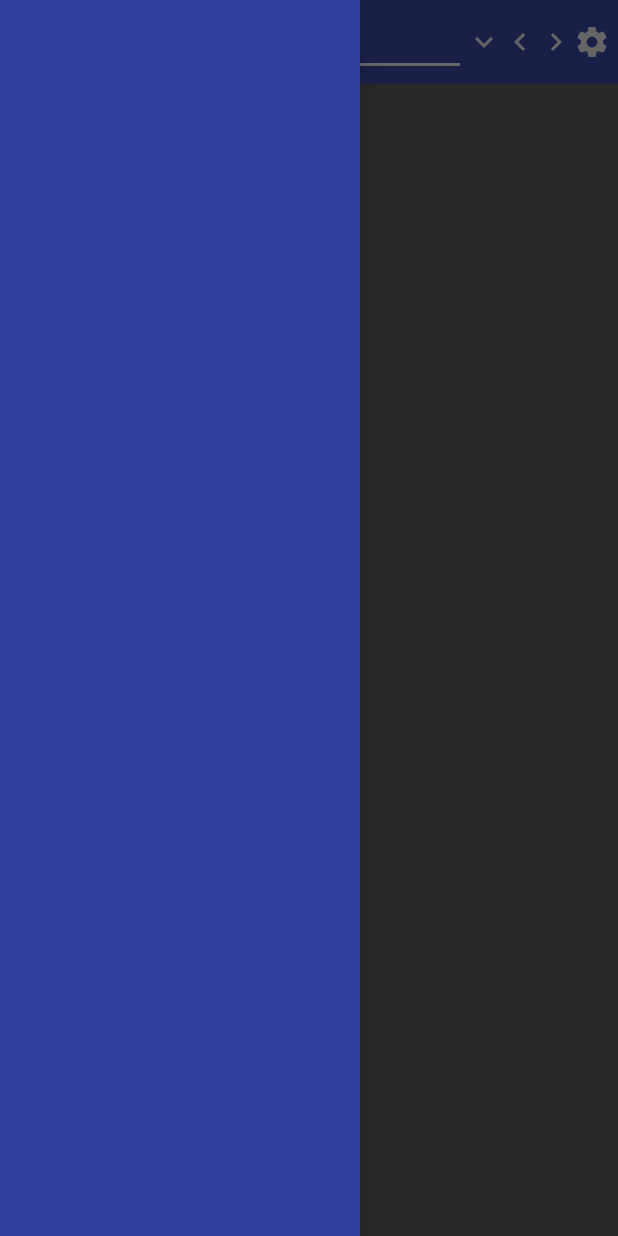
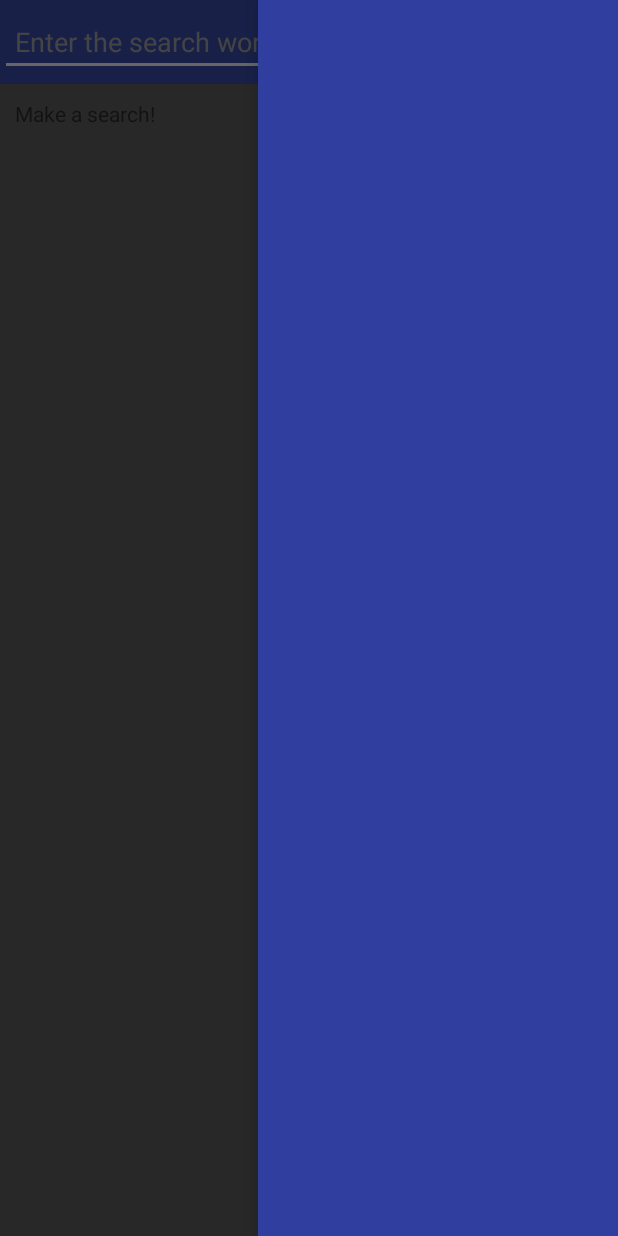
Before and after one commit to RollerBlade/rueo, an Android app: the screen it shows after launch (MainActivity), with the side drawer open, on a phone screen of 412 x 824 dp. Run offline under Robolectric (Android 15) with nearby library versions, the phone set to English and light mode, and no system bars.

Commit message:
IMPLEMENTED: history right drawer

```diff
--- a/app/src/main/java/com/example/android/rueo/MainActivity.java
+++ b/app/src/main/java/com/example/android/rueo/MainActivity.java
@@ -14,12 +14,14 @@ import android.util.Log;
 import android.view.KeyEvent;
 import android.view.MotionEvent;
 import android.view.View;
+import android.widget.AdapterView;
 import android.widget.ArrayAdapter;
 import android.widget.EditText;
 import android.widget.ImageView;
 import android.widget.LinearLayout;
 import android.widget.ListView;
 import android.widget.ProgressBar;
+import android.widget.ScrollView;
 import android.widget.TextView;
 import java.io.IOException;
 import java.net.URL;
@@ -38,6 +40,8 @@ public class MainActivity extends AppCompatActivity
         LinearLayout outputField;
     //кнопки управления справа от серчбара
         ImageView leftBtn, rightBtn, downBtn, settingsBtn;
+    //для истории в правом дровере
+        ArrayAdapter<String> historyAdapter;
     ProgressBar loadingIndicator;
     httpRetrieveTask hrt = null;
     ajaxRetrieveTask art = null;
@@ -46,8 +50,9 @@ public class MainActivity extends AppCompatActivity
     boolean curWordShouldBeErased = false;
     Stack searchBarStack = new Stack();
 
+
     private DrawerLayout mDrawerLayout;
-    private ListView mDrawerList;
+    private ListView leftDrawer, rightDrawer;
 
 
     View.OnKeyListener enterDetector = new View.OnKeyListener()
@@ -60,6 +65,7 @@ public class MainActivity extends AppCompatActivity
             {
                 startHttpRetrieveTask(curWord.getText().toString());
                 searchBarStack.push(curWord.getText().toString());
+                listInflator(rightDrawer, searchBarStack.getStringArray());
             }
             return false;
         }
@@ -113,23 +119,6 @@ public class MainActivity extends AppCompatActivity
             }
             curWordStr = curWord.getText().toString();
         }
-    };
-    View.OnClickListener ajaxSuggestionClicked = new View.OnClickListener()
-    {
-        @Override
-        public void onClick(View v)
-        {
-            TextView cur = (TextView) v;
-            searchBarEditDetectorEnabled = false;
-            curWord.setText(cur.getText());
-            curWord.setSelection(curWord.getText().length());
-            searchBarEditDetectorEnabled = true;
-            startHttpRetrieveTask(curWord.getText().toString());
-            searchBarStack.push(curWord.getText().toString());
-
-
-        }
-        public void test (){}
     };
     TextView.OnTouchListener CurWordOnclickFlagDisabler = new TextView.OnTouchListener()
     {
@@ -211,12 +200,35 @@ public class MainActivity extends AppCompatActivity
         }
         private void test (){}
     };
+    ListView.OnItemClickListener suggestionClicked = new ListView.OnItemClickListener()
+    {
+        @Override
+        public void onItemClick(AdapterView<?> parent, View view, int position, long id)
+        {
+            TextView cur = (TextView) view;
+            searchBarEditDetectorEnabled = false;
+            curWord.setText(cur.getText());
+            curWord.setSelection(curWord.getText().length());
+            searchBarEditDetectorEnabled = true;
+            startHttpRetrieveTask(curWord.getText().toString());
+            searchBarStack.push(curWord.getText().toString());
+            listInflator(rightDrawer, searchBarStack.getStringArray());
+        }
+        public void test (){}
+    };
+
 
 
     public boolean isCurWordShouldBeErased(boolean flag)
     {
         curWordShouldBeErased = flag;
         return curWordShouldBeErased;
+    }
+
+    private void listInflator (ListView myList, String[] array)
+    {
+        historyAdapter.clear();
+        historyAdapter.addAll(searchBarStack.getListArray());
     }
 
     protected void onCreate(Bundle savedInstanceState)
@@ -242,10 +254,13 @@ public class MainActivity extends AppCompatActivity
             downBtn.setOnTouchListener(buttonOnClickImgSwapper);
             settingsBtn.setOnTouchListener(buttonOnClickImgSwapper);
         mDrawerLayout = (DrawerLayout) findViewById(R.id.drawer_layout);
-        mDrawerList = (ListView) findViewById(R.id.left_drawer);
+        leftDrawer = (ListView) findViewById(R.id.left_drawer);
+        rightDrawer = (ListView) findViewById(R.id.right_drawer);
 
-
-
+        historyAdapter = new ArrayAdapter<String>
+                (this, R.layout.drawer_list_item, searchBarStack.getListArray());
+        rightDrawer.setAdapter(historyAdapter);
+        rightDrawer.setOnItemClickListener(suggestionClicked);
     }
 
     private void startHttpRetrieveTask (String input)
@@ -306,9 +321,11 @@ public class MainActivity extends AppCompatActivity
         protected void onPostExecute(String s)
         {
             loadingIndicator.setVisibility(View.INVISIBLE);
+            ScrollView searchOutputWrapper = new ScrollView(MainActivity.this);
             TextView searchOutput = new TextView(MainActivity.this);
             searchOutput.setPadding(20,20,20,20);
-            outputField.addView(searchOutput);
+            searchOutputWrapper.addView(searchOutput);
+            outputField.addView(searchOutputWrapper);
             if (s != null && !s.equals(""))
             {
                 s = httpParser(s);
@@ -388,15 +405,13 @@ public class MainActivity extends AppCompatActivity
                         //outputField.addView(title);
                     }
                 }
-                for (int i=0; i < ajaxAnswer.size(); i++)
-                {
-                    TextView suggestion = new TextView(MainActivity.this);
-                    suggestion.setText(ajaxAnswer.get(i));
-                    suggestion.setOnClickListener(ajaxSuggestionClicked);
-                    suggestion.setTextSize(20);
-                    suggestion.setPadding(20,0,0,0);
-                    outputField.addView(suggestion);
-                }
+
+                ListView ajaxOutput = new ListView(MainActivity.this);
+                ArrayAdapter<String> ajaxAdapter = new ArrayAdapter<String>
+                    (MainActivity.this,R.layout.ajax_list_item, ajaxAnswer);
+                ajaxOutput.setAdapter(ajaxAdapter);
+                ajaxOutput.setOnItemClickListener(suggestionClicked);
+                outputField.addView(ajaxOutput);
             }
             else
             {
@@ -407,6 +422,7 @@ public class MainActivity extends AppCompatActivity
         }
     }
 
+
     //TODO (1) продумать случай, когда статьи не найдено и предлагают похожее слово (напр. "er")
     //TODO (2) тыкание в слово в статье (два случая - ссылка и просто слово)
     //TODO (3) добавить обработку случая, когда поиск не нашел статьи: вывалить аякс, если аякс - 0, вываодит что-то.
--- a/app/src/main/res/layout/activity_main.xml
+++ b/app/src/main/res/layout/activity_main.xml
@@ -16,22 +16,7 @@
             android:layout_width="match_parent"
             android:layout_height="match_parent" />
         <!-- The navigation drawer -->
-        <ListView android:id="@+id/left_drawer"
-            android:layout_width="240dp"
-            android:layout_height="match_parent"
-            android:layout_gravity="start"
-            android:choiceMode="singleChoice"
-            android:divider="@android:color/transparent"
-            android:dividerHeight="0dp"
-            android:background="#303F9F"/>
-        <ListView android:id="@+id/right_drawer"
-            android:layout_width="240dp"
-            android:layout_height="match_parent"
-            android:layout_gravity="end"
-            android:choiceMode="singleChoice"
-            android:divider="@android:color/transparent"
-            android:dividerHeight="0dp"
-            android:background="#303F9F"/>
+
         <LinearLayout
             android:layout_width="match_parent"
             android:layout_height="match_parent"
@@ -44,20 +29,24 @@
             <RelativeLayout
                 android:layout_width="match_parent"
                 android:layout_height="match_parent">
+
+                <LinearLayout
+                    android:id="@+id/outputField"
+                    android:layout_width="match_parent"
+                    android:layout_height="match_parent"
+                    android:orientation="vertical">
+
+                    <TextView
+                        android:layout_width="wrap_content"
+                        android:layout_height="wrap_content"
+                        android:padding="10dp"
+                        android:text="@string/search_ivitation" />
+                </LinearLayout>
+
                 <ScrollView
                     android:layout_width="match_parent"
-                    android:layout_height="wrap_content">
-                    <LinearLayout
-                        android:layout_width="match_parent"
-                        android:layout_height="wrap_content"
-                        android:orientation="vertical"
-                        android:id="@+id/outputField">
-                        <TextView
-                            android:layout_width="wrap_content"
-                            android:layout_height="wrap_content"
-                            android:text="@string/search_ivitation"
-                            android:padding="10dp"/>
-                    </LinearLayout>
+                    android:layout_height="match_parent">
+
                 </ScrollView>
                 <ProgressBar
                     android:id="@+id/pb_loading_indicator"
@@ -69,6 +58,26 @@
             </RelativeLayout>
 
         </LinearLayout>
+
+        <ListView
+            android:id="@+id/right_drawer"
+            android:layout_width="240dp"
+            android:layout_height="match_parent"
+            android:layout_gravity="end"
+            android:background="#303F9F"
+            android:choiceMode="singleChoice"
+            android:divider="@android:color/transparent"
+            android:dividerHeight="0dp" />
+
+        <ListView
+            android:id="@+id/left_drawer"
+            android:layout_width="240dp"
+            android:layout_height="match_parent"
+            android:layout_gravity="start"
+            android:background="#303F9F"
+            android:choiceMode="singleChoice"
+            android:divider="@android:color/transparent"
+            android:dividerHeight="0dp" />
     </android.support.v4.widget.DrawerLayout>
 
 
--- a/app/src/main/res/layout/toolbar_main.xml
+++ b/app/src/main/res/layout/toolbar_main.xml
@@ -32,7 +32,7 @@
             android:paddingLeft="10dp"
             android:paddingRight="40dp"
             android:singleLine="true"
-            android:textColor="#FFF"
+            android:textColor="@color/textColor"
             android:textColorHint="#AAA"
             android:theme="@style/EditTextTheme" />
 
--- a/app/src/main/res/values/colors.xml
+++ b/app/src/main/res/values/colors.xml
@@ -3,4 +3,5 @@
     <color name="colorPrimary">#3F51B5</color>
     <color name="colorPrimaryDark">#303F9F</color>
     <color name="colorAccent">#FF4081</color>
+    <color name="textColor">#FFF</color>
 </resources>
```
Also changed, not shown: app/src/main/java/com/example/android/rueo/history/Stack.java (+49 -0 lines), app/src/main/res/layout/ajax_list_item.xml (added, +12 -0 lines), app/src/main/res/layout/drawer_list_item.xml (added, +12 -0 lines).
